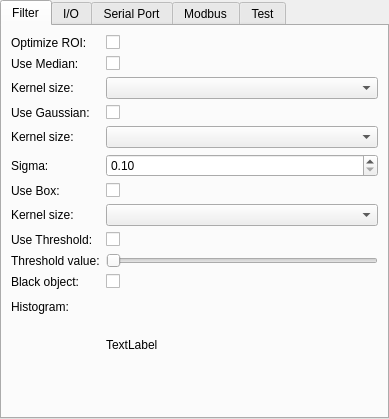
peppincsoda/stripe-filter-v2, file filterapp/SettingsForm.ui: the form before one commit.
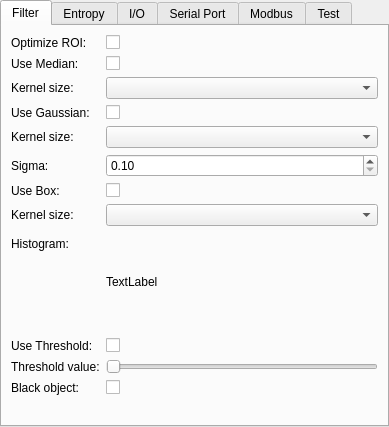
The form after the commit.

Commit message: sfv2: Entropy averaging and discretization

```diff
--- a/filterapp/SettingsForm.ui
+++ b/filterapp/SettingsForm.ui
@@ -7,7 +7,7 @@
     <x>0</x>
     <y>0</y>
     <width>389</width>
-    <height>419</height>
+    <height>427</height>
    </rect>
   </property>
   <property name="windowTitle">
@@ -142,51 +142,6 @@
        <item row="7" column="1">
         <widget class="QComboBox" name="boxKSizeComboBox"/>
        </item>
-       <item row="8" column="0">
-        <widget class="QLabel" name="label_10">
-         <property name="text">
-          <string>Use Threshold:</string>
-         </property>
-        </widget>
-       </item>
-       <item row="8" column="1">
-        <widget class="QCheckBox" name="useThresholdCheckBox">
-         <property name="text">
-          <string/>
-         </property>
-        </widget>
-       </item>
-       <item row="9" column="0">
-        <widget class="QLabel" name="label_11">
-         <property name="text">
-          <string>Threshold value:</string>
-         </property>
-        </widget>
-       </item>
-       <item row="9" column="1">
-        <widget class="QSlider" name="thresholdValueSlider">
-         <property name="maximum">
-          <number>254</number>
-         </property>
-         <property name="orientation">
-          <enum>Qt::Horizontal</enum>
-         </property>
-        </widget>
-       </item>
-       <item row="10" column="0">
-        <widget class="QLabel" name="label_20">
-         <property name="text">
-          <string>Black object:</string>
-         </property>
-        </widget>
-       </item>
-       <item row="10" column="1">
-        <widget class="QCheckBox" name="blackObjectCheckBox">
-         <property name="text">
-          <string/>
-         </property>
-        </widget>
-       </item>
        <item row="11" column="0">
         <widget class="QLabel" name="label_21">
          <property name="text">
@@ -210,6 +165,86 @@
          </property>
          <property name="text">
           <string>TextLabel</string>
+         </property>
+        </widget>
+       </item>
+       <item row="12" column="0">
+        <widget class="QLabel" name="label_10">
+         <property name="text">
+          <string>Use Threshold:</string>
+         </property>
+        </widget>
+       </item>
+       <item row="12" column="1">
+        <widget class="QCheckBox" name="useThresholdCheckBox">
+         <property name="text">
+          <string/>
+         </property>
+        </widget>
+       </item>
+       <item row="13" column="0">
+        <widget class="QLabel" name="label_11">
+         <property name="text">
+          <string>Threshold value:</string>
+         </property>
+        </widget>
+       </item>
+       <item row="13" column="1">
+        <widget class="QSlider" name="thresholdValueSlider">
+         <property name="maximum">
+          <number>254</number>
+         </property>
+         <property name="orientation">
+          <enum>Qt::Horizontal</enum>
+         </property>
+        </widget>
+       </item>
+       <item row="14" column="0">
+        <widget class="QLabel" name="label_20">
+         <property name="text">
+          <string>Black object:</string>
+         </property>
+        </widget>
+       </item>
+       <item row="14" column="1">
+        <widget class="QCheckBox" name="blackObjectCheckBox">
+         <property name="text">
+          <string/>
+         </property>
+        </widget>
+       </item>
+      </layout>
+     </widget>
+     <widget class="QWidget" name="entropyTab">
+      <attribute name="title">
+       <string>Entropy</string>
+      </attribute>
+      <layout class="QFormLayout" name="formLayout_6">
+       <item row="0" column="0">
+        <widget class="QLabel" name="label_30">
+         <property name="text">
+          <string>Entropy samples:</string>
+         </property>
+        </widget>
+       </item>
+       <item row="0" column="1">
+        <widget class="QSpinBox" name="numEntropySamplesSpinBox">
+         <property name="maximum">
+          <number>9999</number>
+         </property>
+        </widget>
+       </item>
+       <item row="1" column="0">
+        <widget class="QLabel" name="label_31">
+         <property name="text">
+          <string>Scale factor:</string>
+         </property>
+        </widget>
+       </item>
+       <item row="1" column="1">
+        <widget class="QDoubleSpinBox" name="entropyScaleFactorDoubleSpinBox">
+         <property name="maximum">
+          <double>9999.989999999999782</double>
          </property>
         </widget>
        </item>
```
The commit also changes 12 other files.
